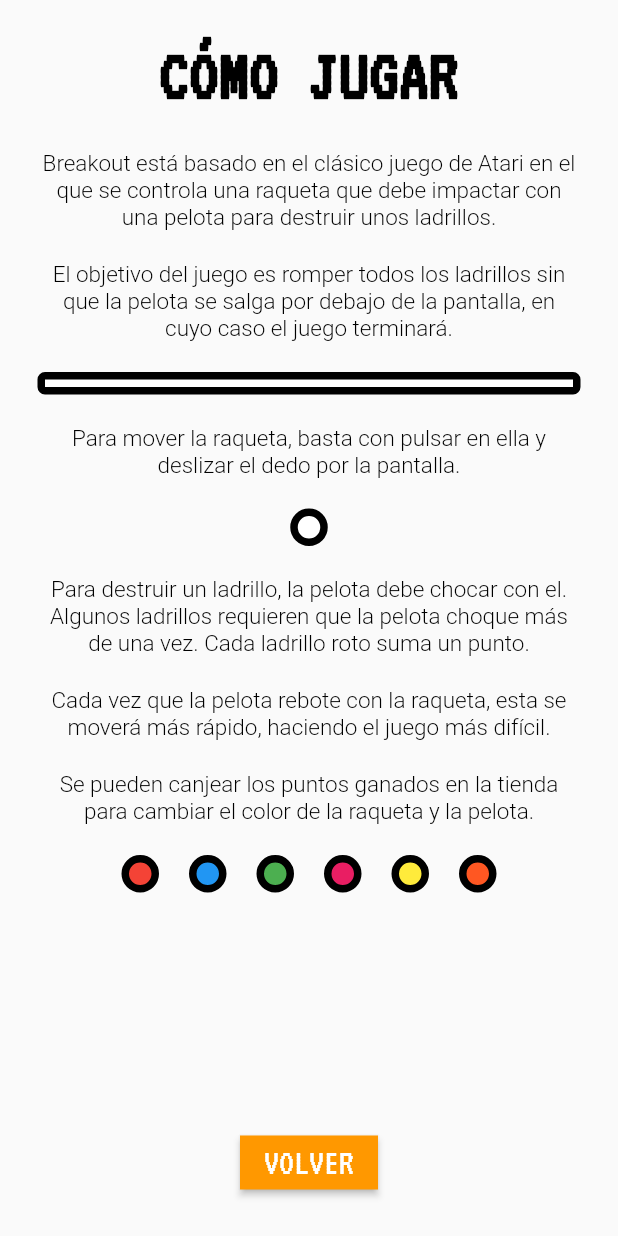
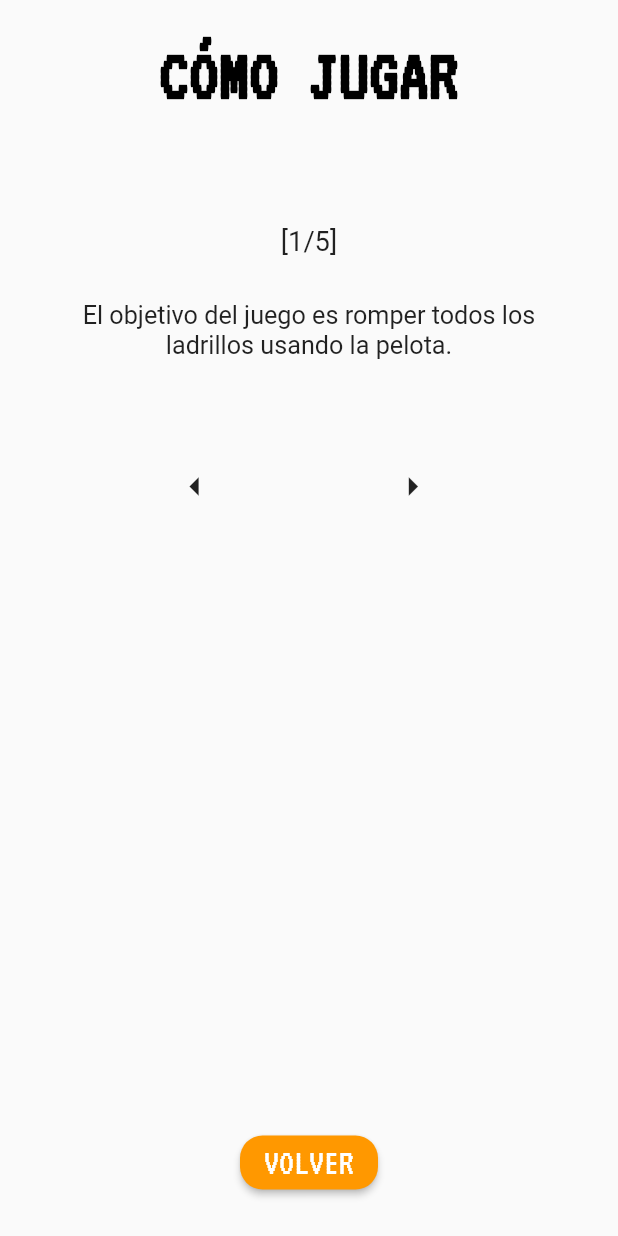
Before and after one commit to DeJorgik/breakout, a Flutter app: the screen it shows after launch, after a tap on "CÓMO JUGAR", on a phone screen of 412 x 824 dp. Run offline on Flutter 3.47's test engine with Material 2 defaults, Android fonts, the phone set to English and light mode, and no system bars; our stand-ins replace google_fonts.

Commit message:
commit jorge, todo menos el juego

```diff
--- a/lib/modelo/estilos.dart
+++ b/lib/modelo/estilos.dart
@@ -38,7 +38,7 @@ class Estilos {
       backgroundColor: MaterialStatePropertyAll<Color>(Colors.amber),
       shape: MaterialStatePropertyAll<RoundedRectangleBorder>(
           RoundedRectangleBorder(
-              borderRadius: BorderRadius.zero
+              borderRadius: BorderRadius.all(Radius.circular(15.0))
           )
       )
   );
@@ -47,9 +47,17 @@ class Estilos {
       backgroundColor: MaterialStatePropertyAll<Color>(Colors.orange),
       shape: MaterialStatePropertyAll<RoundedRectangleBorder>(
           RoundedRectangleBorder(
-              borderRadius: BorderRadius.zero
+              borderRadius: BorderRadius.all(Radius.circular(15.0))
           )
-      )
+      ),
+  );
+
+  //Separador constante que separa los elementos de la lista
+  //Se usa para cumplir DRY
+  //privado pq solo se usa en esta vista
+  final SizedBox separador = const SizedBox(
+    height: 25,
+    width: 25,
   );
 
   //Constructor anonimo
--- a/lib/modelo/modelo.dart
+++ b/lib/modelo/modelo.dart
@@ -1,2 +1,4 @@
 export 'estilos.dart';
 export 'pantalla.dart';
+export 'jugador.dart';
+export 'item_tienda.dart';
--- a/lib/vistas/como_jugar.dart
+++ b/lib/vistas/como_jugar.dart
@@ -7,16 +7,9 @@ import 'package:breakout/modelo/modelo.dart';
  * Pantalla de Como jugar
  */
 
+/*
 class Como_Jugar extends StatelessWidget {
-  const Como_Jugar({Key? key}) : super(key: key);
-
-  //Separador constante que separa los elementos de la lista
-  //Se usa para cumplir DRY
-  //privado pq solo se usa en esta vista
-  static const SizedBox _separador = SizedBox(
-    height: 20,
-    width: 20,
-  );
+   Como_Jugar({Key? key}) : super(key: key);
 
   @override
   Widget build(BuildContext context) {
@@ -46,74 +39,72 @@ class Como_Jugar extends StatelessWidget {
                       style: Estilos.EstiloInstancia.texto3,
                       textAlign: TextAlign.center,
                     ),
-                    _separador,
+                    Estilos.EstiloInstancia.separador,
                     Text(
                       "El objetivo del juego es romper todos los ladrillos sin que la pelota se salga por debajo de la pantalla, en cuyo caso el juego terminará.",
                       style: Estilos.EstiloInstancia.texto3,
                       textAlign: TextAlign.center,
                     ),
-                    _separador,
+                    Estilos.EstiloInstancia.separador,
                     Barra(
                       anchura: 15,
                     ),
-                    _separador,
+                    Estilos.EstiloInstancia.separador,
                     Text(
                       "Para mover la raqueta, basta con pulsar en ella y deslizar el dedo por la pantalla.",
                       style: Estilos.EstiloInstancia.texto3,
                       textAlign: TextAlign.center,
                     ),
-                    _separador,
+                    Estilos.EstiloInstancia.separador,
                     Pelota(),
-                    _separador,
+                    Estilos.EstiloInstancia.separador,
                     Text(
                       "Para destruir un ladrillo, la pelota debe chocar con el. Algunos ladrillos requieren que la pelota choque más de una vez. Cada ladrillo roto suma un punto.",
                       style: Estilos.EstiloInstancia.texto3,
                       textAlign: TextAlign.center,
                     ),
-                    _separador,
+                    Estilos.EstiloInstancia.separador,
                     Text(
                       "Cada vez que la pelota rebote con la raqueta, esta se moverá más rápido, haciendo el juego más difícil.",
                       style: Estilos.EstiloInstancia.texto3,
                       textAlign: TextAlign.center,
                     ),
-                    _separador,
+                    Estilos.EstiloInstancia.separador,
                     Text(
                       "Se pueden canjear los puntos ganados en la tienda para cambiar el color de la raqueta y la pelota.",
                       style: Estilos.EstiloInstancia.texto3,
                       textAlign: TextAlign.center,
                     ),
-                    _separador,
+                    Estilos.EstiloInstancia.separador,
                     Row(
                       mainAxisAlignment: MainAxisAlignment.center,
                       children: <Widget>[
                         Pelota(
                           color: Colors.red,
                         ),
-                        _separador,
+                        Estilos.EstiloInstancia.separador,
                         Pelota(
                           color: Colors.blue,
                         ),
-                        _separador,
+                        Estilos.EstiloInstancia.separador,
                         Pelota(
                           color: Colors.green,
                         ),
-                        _separador,
+                        Estilos.EstiloInstancia.separador,
                         Pelota(
                           color: Colors.pink,
                         ),
-                        _separador,
+                        Estilos.EstiloInstancia.separador,
                         Pelota(
                           color: Colors.yellow,
                         ),
-                        _separador,
+                        Estilos.EstiloInstancia.separador,
                         Pelota(
                           color: Colors.deepOrange,
                         ),
                       ],
                     ),
-                    const SizedBox(
-                      height: 20,
-                    ),
+                    Estilos.EstiloInstancia.separador,
                   ]
                 )
               )
@@ -137,3 +128,4 @@ class Como_Jugar extends StatelessWidget {
     );
   }
 }
+*/
--- /dev/null
+++ b/lib/vistas/como_jugar_2.dart
@@ -0,0 +1,131 @@
+import 'package:breakout/widgets/widgets.dart';
+import 'package:flutter/material.dart';
+import 'package:google_fonts/google_fonts.dart';
+import 'package:breakout/modelo/modelo.dart';
+
+/*
+ * Pantalla de Como jugar
+ */
+
+
+class Como_Jugar extends StatefulWidget {
+  const Como_Jugar({Key? key}) : super(key: key);
+
+  @override
+  State<Como_Jugar> createState() => _Como_JugarState();
+}
+
+class _Como_JugarState extends State<Como_Jugar> {
+
+  late int id_instruccion;
+  late String texto_instruccion;
+  static const List<String> instrucciones = [
+    "El objetivo del juego es romper todos los ladrillos usando la pelota.",
+    "Desliza la raqueta con el dedo para que la pelota rebote.",
+    "Si la pelota cae al suelo, ¡Game over!",
+    "Algunos ladrilos necesitan más golpes para romperse.",
+    "Cuanto más alto sea tu récord, más colores nuevos podrás desbloquear en la tienda.",
+  ];
+
+  @override //inicializar variable
+  void initState() {
+    id_instruccion = 0;
+    texto_instruccion = instrucciones[id_instruccion];
+    super.initState();
+  }
+
+  @override
+  Widget build(BuildContext context) {
+    return Scaffold(
+        body: SafeArea(
+            child: Stack(
+                alignment: Alignment.center,
+                children: <Widget>[
+                  Positioned(
+                      top: 25,
+                      child: Text(
+                        "CÓMO JUGAR",
+                        style: GoogleFonts.vt323(
+                            textStyle: Estilos.EstiloInstancia.titulo2
+                        ),
+                      )
+                  ),
+                  Positioned(
+                    top: Pantalla.PantallaInstancia.alto-(Pantalla.PantallaInstancia.alto-150),
+                    child: Text(
+                      "[${id_instruccion+1}/5]",
+                      textAlign: TextAlign.center,
+                      textScaleFactor: 1.3,
+                      ),
+                    ),
+                  Positioned(
+                    top: Pantalla.PantallaInstancia.alto-(Pantalla.PantallaInstancia.alto-200),
+                    child: Container(
+                      height: (Pantalla.PantallaInstancia.alto-200)/2,
+                      width: Pantalla.PantallaInstancia.ancho - 50,
+                      child: Text(
+                        texto_instruccion,
+                        textAlign: TextAlign.center,
+                        textScaleFactor: 1.2,
+                      ),
+                    ),
+                  ),
+                  Positioned(
+                      top: Pantalla.PantallaInstancia.alto-(Pantalla.PantallaInstancia.alto-200)+100,
+                      left: Pantalla.PantallaInstancia.ancho/2 + 45,
+                      child: IconButton(
+                          onPressed: () {
+
+                            id_instruccion+=1;
+                            if(id_instruccion==instrucciones.length){
+                              id_instruccion=0;
+                            }
+                            setState(() {
+                              texto_instruccion = instrucciones[id_instruccion];
+                            });
+                          },
+                          icon: Icon(
+                              Icons.arrow_right,
+                              size: 30
+                          )
+                      )
+                  ),
+                  Positioned(
+                      top: Pantalla.PantallaInstancia.alto-(Pantalla.PantallaInstancia.alto-200)+100,
+                      left: Pantalla.PantallaInstancia.ancho/2 -100,
+                      child: IconButton(
+                          onPressed: () {
+                            print(id_instruccion);
+                            id_instruccion-=1;
+                            if(id_instruccion<0){
+                              id_instruccion=instrucciones.length-1;
+                            }
+                            setState(() {
+                              texto_instruccion = instrucciones[id_instruccion];
+                            });
+                            },
+                          icon: Icon(
+                              Icons.arrow_left,
+                              size: 30
+                          )
+                      )
+            ),
+                  Positioned(
+                      bottom: 25,
+                      child: ElevatedButton(
+                          onPressed: () => Navigator.pop(context),
+                          style: Estilos.EstiloInstancia.estiloboton2,
+                          child: Text(
+                            "VOLVER",
+                            style: GoogleFonts.vt323(
+                                textStyle: Estilos.EstiloInstancia.texto2
+                            ),
+                          )
+                      )
+                  )
+                ]
+            )
+        )
+    );
+  }
+}
--- a/lib/vistas/menu_principal.dart
+++ b/lib/vistas/menu_principal.dart
@@ -1,10 +1,12 @@
-import 'package:breakout/vistas/como_jugar.dart';
+import 'package:breakout/vistas/vistas.dart';
 import 'package:flutter/material.dart';
 import 'package:google_fonts/google_fonts.dart';
 import 'package:breakout/modelo/modelo.dart';
 
+
 /*
  * Menu Principal del juego
+ * Es un Stless, menos problemas
  */
 
 class Menu_Principal extends StatelessWidget {
@@ -36,7 +38,7 @@ class Menu_Principal extends StatelessWidget {
                               height: 5
                           ),
                           Text(
-                        "Récord: 66666",
+                              "Récord: ${Jugador.JugadorInstancia.record}",
                               style: GoogleFonts.vt323(
                                   textStyle: Estilos.EstiloInstancia.texto3
                               )
@@ -44,8 +46,13 @@ class Menu_Principal extends StatelessWidget {
                           const SizedBox(
                               height: 10
                           ),
-                    ElevatedButton(
-                        onPressed: () => 0,
+                          SizedBox(
+                            width: Pantalla.PantallaInstancia.ancho/1.5,
+                            child: ElevatedButton(
+                                onPressed: () => Navigator.push(
+                                    context,
+                                    MaterialPageRoute(builder: (context) => Game_Over())
+                                ),
                                 style: Estilos.EstiloInstancia.estiloboton1,
                                 child: Text(
                                     " JUGAR! ",
@@ -54,26 +61,35 @@ class Menu_Principal extends StatelessWidget {
                                     )
                                 )
                             ),
+                          ),
                           const SizedBox(
                             height: 10,
                           ),
-                    ElevatedButton(
-                        onPressed: () => 0,
+                          SizedBox(
+                            width: Pantalla.PantallaInstancia.ancho/1.8,
+                            child: ElevatedButton(
+                                onPressed: () => Navigator.push(
+                                    context,
+                                    MaterialPageRoute(builder: (context) => Tienda())
+                                ),
                                 style: Estilos.EstiloInstancia.estiloboton2,
                                 child: Text(
                                   "TIENDA",
                                   style: GoogleFonts.vt323(
-                            textStyle: Estilos.EstiloInstancia.texto1,
+                                    textStyle: Estilos.EstiloInstancia.texto2,
                                   ),
                                 )
+                            ),
                           ),
                           const SizedBox(
                             height: 5,
                           ),
-                    ElevatedButton(
+                          SizedBox(
+                            width: Pantalla.PantallaInstancia.ancho/1.8,
+                            child: ElevatedButton(
                                 onPressed: () =>  Navigator.push(
                                     context,
-                            MaterialPageRoute(builder: (context) => const Como_Jugar())
+                                    MaterialPageRoute(builder: (context) => Como_Jugar())
                                 ),
                                 style: Estilos.EstiloInstancia.estiloboton2,
                                 child: Text(
@@ -82,6 +98,7 @@ class Menu_Principal extends StatelessWidget {
                                         textStyle: Estilos.EstiloInstancia.texto2
                                     )
                                 )
+                            ),
                           ),
                         ],
                       )
--- a/lib/vistas/vistas.dart
+++ b/lib/vistas/vistas.dart
@@ -1 +1,6 @@
 export 'menu_principal.dart';
+export 'como_jugar_2.dart';
+export 'como_jugar.dart';
+export 'pausa.dart';
+export 'tienda.dart';
+export 'game_over.dart';
--- a/lib/widgets/barra.dart
+++ b/lib/widgets/barra.dart
@@ -23,7 +23,7 @@ class Barra extends StatelessWidget {
       height: altura,
       decoration: BoxDecoration(
           color: color,
-          borderRadius: const BorderRadius.all(Radius.circular(5.0)),
+          borderRadius: const BorderRadius.all(Radius.circular(2.0)),
           border: Border.all(
               width: 5,
               color: Colors.black
```
Also changed, not shown: lib/modelo/item_tienda.dart (added, +22 -0 lines), lib/modelo/jugador.dart (added, +20 -0 lines), lib/vistas/game_over.dart (added, +82 -0 lines), lib/vistas/pausa.dart (added, +76 -0 lines), lib/vistas/tienda.dart (added, +158 -0 lines). Lines whose indentation alone changed are shown as unchanged.
